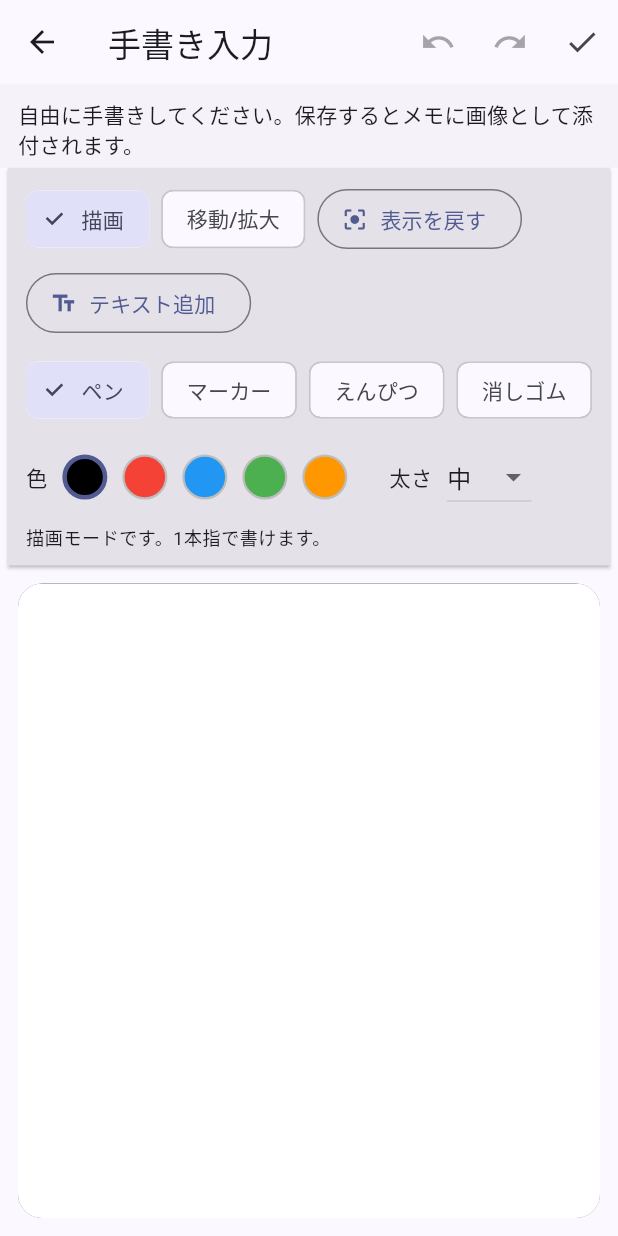
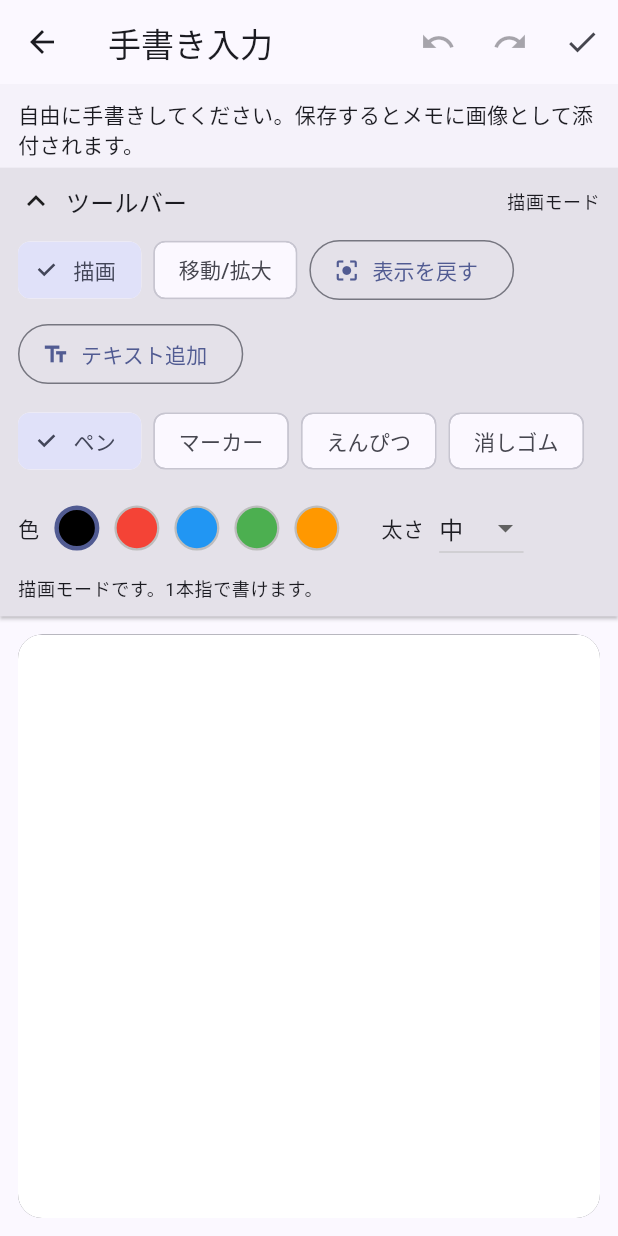
Before and after one commit to 256stella64-wq/idea_memo, a Flutter app: the HandwritingInputScreen screen opened directly, on a phone screen of 412 x 824 dp. Run offline on Flutter 3.47's test engine with Material 3 defaults, Android fonts, the phone set to English and light mode, and no system bars; our stand-ins replace flutter_local_notifications, flutter_timezone, shared_preferences, speech_to_text, timezone; accounts and stored records are empty.

```diff
--- a/lib/handwriting_input_screen.dart
+++ b/lib/handwriting_input_screen.dart
@@ -202,6 +202,9 @@
 
   bool get _hasAnyCanvasContent =>
       _strokes.isNotEmpty || _textBoxes.isNotEmpty;
+
+  bool _isToolbarExpanded = true;
+
   Color get _activeStrokeColor {
     switch (_selectedTool) {
       case DrawingTool.eraser:
@@ -402,11 +405,51 @@
   }
 
   Widget _buildToolbar(BuildContext context) {
+    final theme = Theme.of(context);
+
     return Material(
-      color: Theme.of(context).colorScheme.surfaceContainerHighest,
+      color: theme.colorScheme.surfaceContainerHighest,
       elevation: 1,
+      child: Column(
+        crossAxisAlignment: CrossAxisAlignment.stretch,
+        children: [
+          InkWell(
+            onTap: () {
+              setState(() {
+                _isToolbarExpanded = !_isToolbarExpanded;
+              });
+            },
             child: Padding(
               padding: const EdgeInsets.fromLTRB(12, 10, 12, 10),
+              child: Row(
+                children: [
+                  Icon(
+                    _isToolbarExpanded
+                        ? Icons.keyboard_arrow_up
+                        : Icons.keyboard_arrow_down,
+                  ),
+                  const SizedBox(width: 8),
+                  Expanded(
+                    child: Text(
+                      'ツールバー',
+                      style: theme.textTheme.titleMedium,
+                    ),
+                  ),
+                  Text(
+                    _canvasMode == CanvasMode.draw ? '描画モード' : '移動/拡大モード',
+                    style: theme.textTheme.bodySmall,
+                  ),
+                ],
+              ),
+            ),
+          ),
+          AnimatedCrossFade(
+            duration: const Duration(milliseconds: 200),
+            crossFadeState: _isToolbarExpanded
+                ? CrossFadeState.showFirst
+                : CrossFadeState.showSecond,
+            firstChild: Padding(
+              padding: const EdgeInsets.fromLTRB(12, 0, 12, 10),
               child: Column(
                 crossAxisAlignment: CrossAxisAlignment.start,
                 children: [
@@ -437,7 +480,6 @@
                         icon: const Icon(Icons.center_focus_strong),
                         label: const Text('表示を戻す'),
                       ),
-
                       OutlinedButton.icon(
                         onPressed: _addTextBox,
                         icon: const Icon(Icons.text_fields),
@@ -506,10 +548,14 @@
                     _canvasMode == CanvasMode.draw
                         ? '描画モードです。1本指で書けます。'
                         : '移動/拡大モードです。ドラッグで移動、ピンチで拡大縮小できます。',
-              style: Theme.of(context).textTheme.bodySmall,
+                    style: theme.textTheme.bodySmall,
                   ),
                 ],
               ),
+            ),
+            secondChild: const SizedBox.shrink(),
+          ),
+        ],
       ),
     );
   }
```
Also changed, not shown: lib/memo_list_screen.dart (+146 -26 lines). Lines whose indentation alone changed are shown as unchanged.
